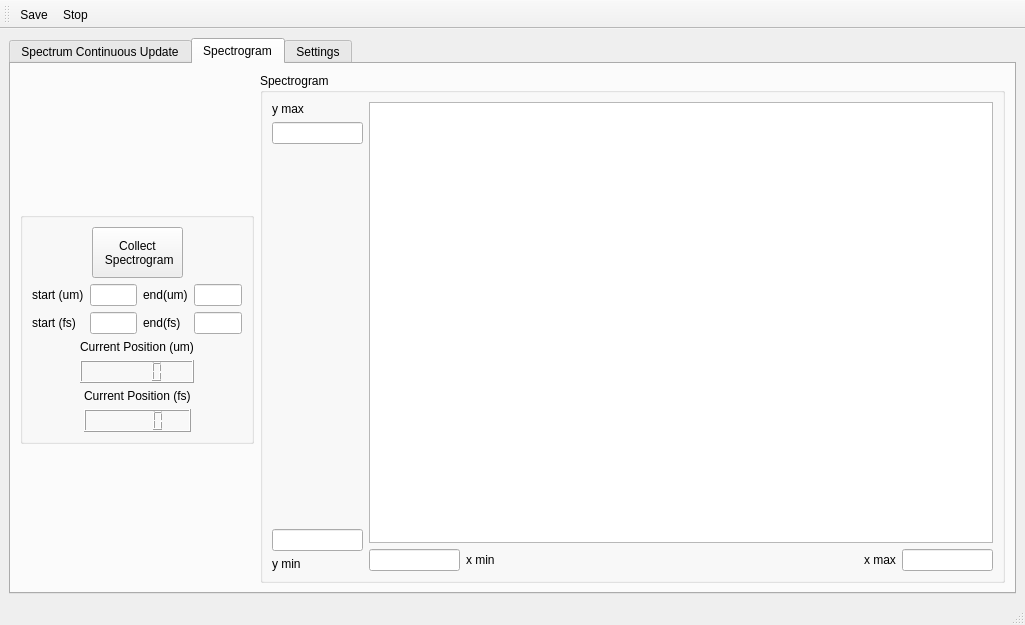
Before: the Qt Designer form Gui_Window.ui in UCBoulder/frogware, drawn with Qt 5.
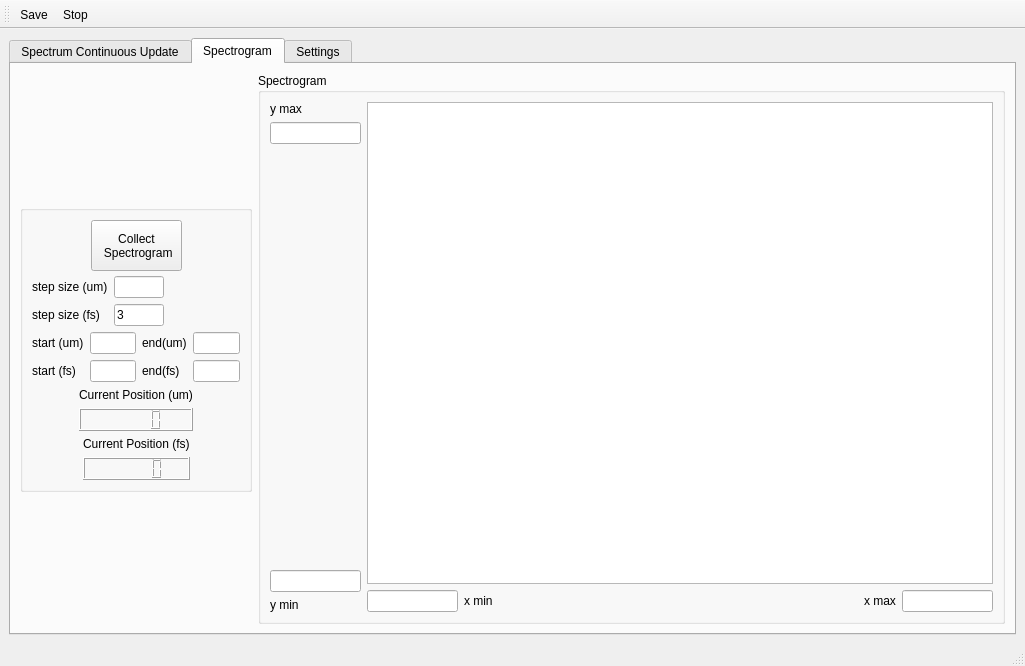
After: the same form once the commit is applied. The open tabs and pages were chosen to show the change. Icons and pictures are not drawn. Custom widgets are drawn as their Qt base class.

Commit message: format it to wrap at 80 lines so I can do split screen

What changed in the file:
```diff
--- a/Gui_Window.ui
+++ b/Gui_Window.ui
@@ -7,14 +7,20 @@
     <x>0</x>
     <y>0</y>
     <width>1025</width>
-    <height>621</height>
+    <height>666</height>
    </rect>
   </property>
+  <property name="minimumSize">
+   <size>
+    <width>0</width>
+    <height>25</height>
+   </size>
+  </property>
   <property name="windowTitle">
    <string>MainWindow</string>
   </property>
   <widget class="QWidget" name="centralwidget">
-   <layout class="QGridLayout" name="gridLayout">
+   <layout class="QGridLayout" name="gridLayout_3">
     <item row="0" column="0">
      <widget class="QTabWidget" name="tabWidget">
       <property name="currentIndex">
@@ -24,6 +30,8 @@
        <attribute name="title">
         <string>Spectrum Continuous Update</string>
        </attribute>
+       <layout class="QGridLayout" name="gridLayout">
+        <item row="0" column="0">
        <layout class="QHBoxLayout" name="horizontalLayout_16">
         <item>
          <layout class="QVBoxLayout" name="verticalLayout_13">
@@ -525,11 +533,15 @@
          </widget>
         </item>
        </layout>
+        </item>
+       </layout>
       </widget>
       <widget class="QWidget" name="tab_2">
        <attribute name="title">
         <string>Spectrogram</string>
        </attribute>
+       <layout class="QGridLayout" name="gridLayout_2">
+        <item row="0" column="0">
        <layout class="QHBoxLayout" name="horizontalLayout_17">
         <item>
          <layout class="QVBoxLayout" name="verticalLayout_14">
@@ -550,8 +562,8 @@
            <widget class="QGroupBox" name="groupBox_5">
             <property name="maximumSize">
              <size>
-              <width>234</width>
-              <height>233</height>
+                <width>232</width>
+                <height>287</height>
              </size>
             </property>
             <layout class="QVBoxLayout" name="verticalLayout_12">
@@ -599,6 +611,47 @@
                </item>
               </layout>
              </item>
+               <item>
+                <layout class="QFormLayout" name="formLayout_5">
+                 <item row="0" column="0">
+                  <widget class="QLabel" name="label_21">
+                   <property name="text">
+                    <string>step size (um)</string>
+                   </property>
+                  </widget>
+                 </item>
+                 <item row="0" column="1">
+                  <widget class="QLineEdit" name="le_step_size_um_2">
+                   <property name="maximumSize">
+                    <size>
+                     <width>50</width>
+                     <height>16777215</height>
+                    </size>
+                   </property>
+                  </widget>
+                 </item>
+                 <item row="1" column="0">
+                  <widget class="QLabel" name="label_22">
+                   <property name="text">
+                    <string>step size (fs)</string>
+                   </property>
+                  </widget>
+                 </item>
+                 <item row="1" column="1">
+                  <widget class="QLineEdit" name="le_step_size_fs_2">
+                   <property name="maximumSize">
+                    <size>
+                     <width>50</width>
+                     <height>16777215</height>
+                    </size>
+                   </property>
+                   <property name="text">
+                    <string>3</string>
+                   </property>
+                  </widget>
+                 </item>
+                </layout>
+               </item>
              <item>
               <layout class="QHBoxLayout" name="horizontalLayout_8">
                <item>
@@ -909,6 +962,8 @@
            </item>
           </layout>
          </widget>
+          </item>
+         </layout>
         </item>
        </layout>
       </widget>
```
Left out of the diff: 10 changed lines with no effect on the pictures. Lines whose indentation alone changed are shown as unchanged. The commit also changes 1 other file.
